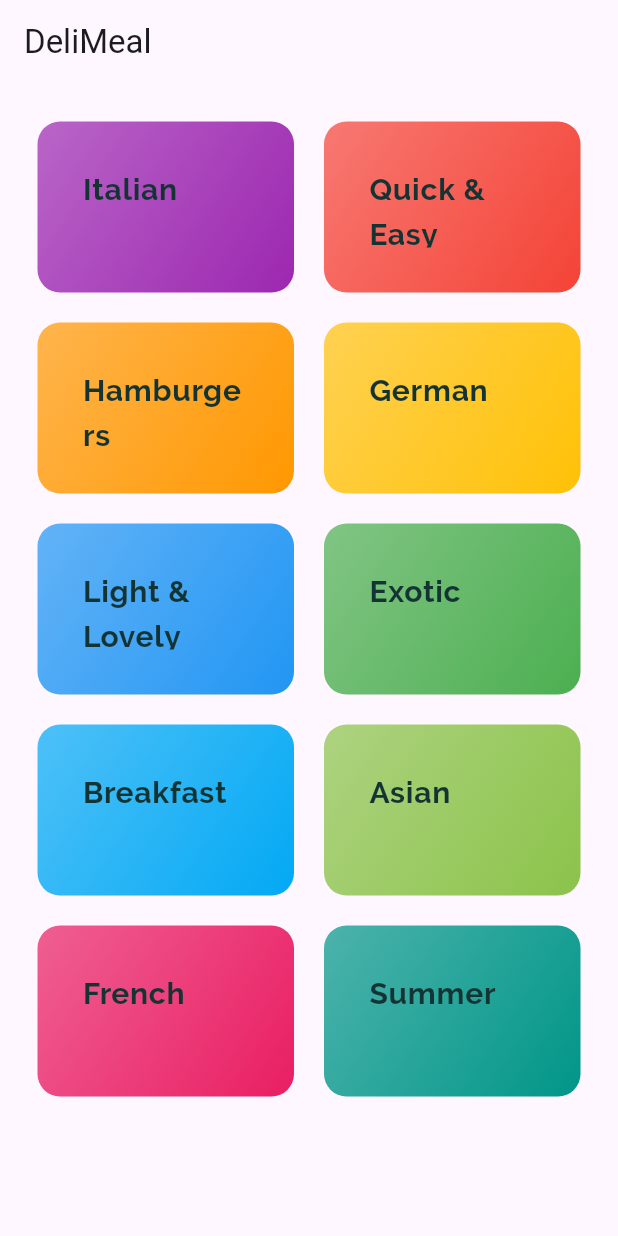
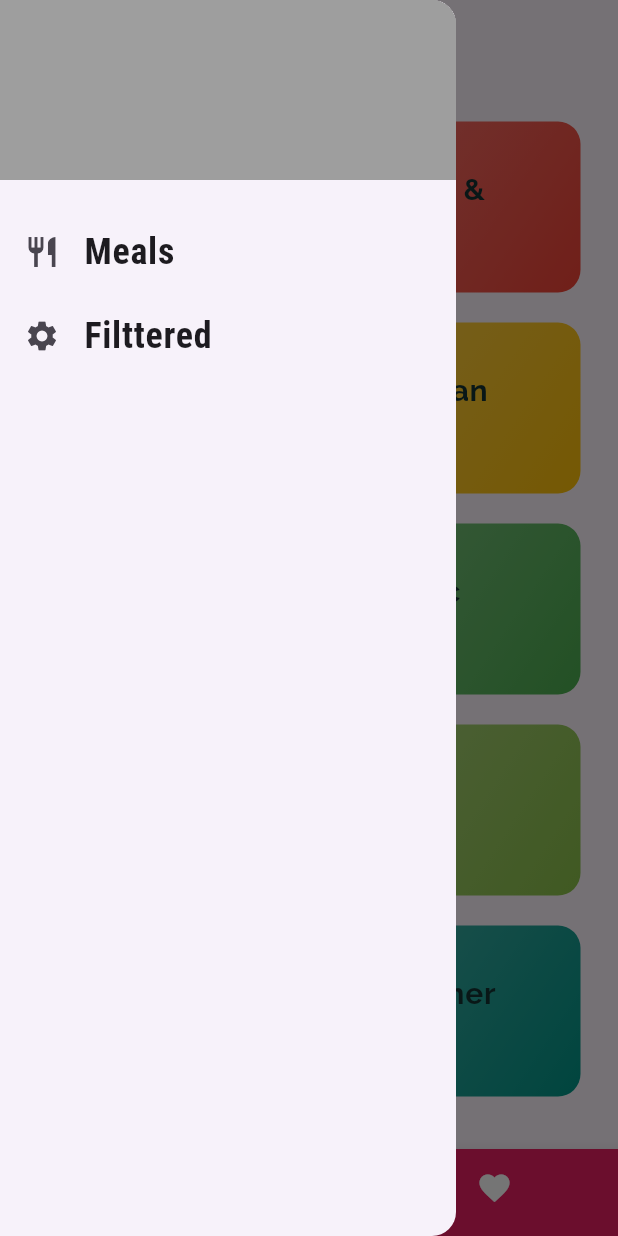
Before and after one commit to RihamGamalElaraby/MealsApp-FlutterApp, a Flutter app: the screen it shows after launch, with the side drawer open (before the commit the screen has no drawer), on a phone screen of 412 x 824 dp. Run offline on Flutter 3.47's test engine with Material 3 defaults, Android fonts, the phone set to English and light mode, and no system bars.

Commit message:
Finshed1

```diff
--- a/mealsapp/lib/main.dart
+++ b/mealsapp/lib/main.dart
@@ -1,15 +1,73 @@
 import 'package:flutter/material.dart';
+import 'package:mealsapp/dummy_data.dart';
+import 'package:mealsapp/models/meal.dart';
 import 'package:mealsapp/views/CategoryMealsScreen.dart';
-import 'package:mealsapp/views/HomeView.dart';
+import 'package:mealsapp/views/CatergoriesScreen.dart';
+import 'package:mealsapp/views/filtersScreen.dart';
+import 'package:mealsapp/views/mealDetailScreen.dart';
+import 'package:mealsapp/views/tabsScreen.dart';
 
 void main() {
   runApp(const MyApp());
 }
 
-class MyApp extends StatelessWidget {
+class MyApp extends StatefulWidget {
   const MyApp({super.key});
 
-  // This widget is the root of your application.
+  @override
+  State<MyApp> createState() => _MyAppState();
+}
+
+class _MyAppState extends State<MyApp> {
+  Map<String, bool> filters = {
+    'gluten': false,
+    'lactose': false,
+    'vegan': false,
+    'vegetartian': false,
+  };
+
+  void setFilters(Map<String, bool> filterdDATA) {
+    setState(() {
+      filters = filterdDATA;
+      currentMeals = DUMMY_MEALS.where((meal) {
+        if (filters['gluten'] == true && !meal.isGlutenFree) {
+          return false;
+        }
+        if (filters['lactose'] == true && !meal.isLactoseFree) {
+          return false;
+        }
+        if (filters['vegan'] == true && !meal.isVegan) {
+          return false;
+        }
+        if (filters['vegetartian'] == true && !meal.isVegetarian) {
+          return false;
+        }
+        return true;
+      }).toList();
+    });
+  }
+
+  void toggleFavourite(String mealId) {
+    final existingIndex =
+        favouriteMeals.indexWhere((meal) => meal.id == mealId);
+    if (existingIndex >= 0) {
+      setState(() {
+        favouriteMeals.removeAt(existingIndex);
+      });
+    } else {
+      setState(() {
+        favouriteMeals.add(DUMMY_MEALS.firstWhere((meal) => meal.id == mealId));
+      });
+    }
+  }
+
+  bool isMealFavorite(String id) {
+    return favouriteMeals.any((meal) => meal.id == id);
+  }
+
+  List<Meal> currentMeals = DUMMY_MEALS;
+  List<Meal> favouriteMeals = [];
+
   @override
   Widget build(BuildContext context) {
     return MaterialApp(
@@ -34,11 +92,25 @@ class MyApp extends StatelessWidget {
                     fontSize: 24,
                     color: Color.fromRGBO(20, 51, 51, 1)),
               )),
-      // home: (context) '/',
       initialRoute: '/',
       routes: {
-        '/': (context) => HomeView(),
-        CategoryMealsScreen.routeName: (context) => CategoryMealsScreen(),
+        '/': (context) => TabScreen(
+              favourite: favouriteMeals,
+            ),
+        CategoryMealsScreen.routeName: (context) => CategoryMealsScreen(
+              currentMEALS: currentMeals,
+            ),
+        MealDetailScreen.routeName: (context) =>
+            MealDetailScreen(toggleFavourite, isMealFavorite),
+        FiltersScreen.routeName: (context) => FiltersScreen(
+              saveFilters: setFilters,
+              filters: filters,
+            ),
+      },
+      onUnknownRoute: (settings) {
+        return MaterialPageRoute(
+          builder: (context) => CategoriesScreen(),
+        );
       },
     );
   }
--- /dev/null
+++ b/mealsapp/lib/views/tabsScreen.dart
@@ -0,0 +1,86 @@
+import 'package:flutter/material.dart';
+import 'package:mealsapp/models/meal.dart';
+import 'package:mealsapp/views/CatergoriesScreen.dart';
+import 'package:mealsapp/views/FavouritesScreen.dart';
+import 'package:mealsapp/widgets/main_drawer.dart';
+
+class TabScreen extends StatefulWidget {
+  TabScreen({super.key, required this.favourite});
+  final List<Meal> favourite;
+  @override
+  State<TabScreen> createState() => _TabScreenState();
+}
+
+class _TabScreenState extends State<TabScreen> {
+  late List<Map<dynamic, dynamic>> pages;
+
+  @override
+  void initState() {
+    pages = [
+      {'page': CategoriesScreen(), 'title': 'Categories'},
+      {
+        'page': FavouriteScreen(
+          Favourite: widget.favourite,
+        ),
+        'title': 'Favourite'
+      },
+    ];
+    super.initState();
+  }
+
+  int selectedPageIndex = 0;
+  void selectPage(int index) {
+    setState(() {
+      selectedPageIndex = index;
+    });
+  }
+
+  @override
+  Widget build(BuildContext context) {
+    return
+        // DefaultTabController(
+        //     length: 2,
+        //     child:
+        Scaffold(
+      appBar: AppBar(
+        title: Text(pages[selectedPageIndex]['title']),
+        // bottom: TabBar(tabs: [
+        //   Tab(
+        //     icon: Icon(Icons.category),
+        //     text: 'Categories',
+        //   ),
+        //   Tab(
+        //     icon: Icon(Icons.star),
+        //     text: 'Favourite',
+        //   ),
+        // ]),
+      ),
+      drawer: MainDrawer(),
+      body: pages[selectedPageIndex]['page'],
+      bottomNavigationBar: BottomNavigationBar(
+          onTap: selectPage,
+          currentIndex: selectedPageIndex,
+          unselectedItemColor: Colors.white,
+          selectedItemColor: Colors.grey,
+          backgroundColor: Theme.of(context).primaryColor,
+          type: BottomNavigationBarType.shifting,
+          items: [
+            BottomNavigationBarItem(
+              backgroundColor: Theme.of(context).primaryColor,
+              label: 'Category',
+              icon: Icon(Icons.category),
+            ),
+            BottomNavigationBarItem(
+              // backgroundColor: Theme.of(context).primaryColor,
+              label: 'Favourite',
+              icon: Icon(Icons.favorite),
+            )
+          ]),
+      // TabBarView(children: [
+      //   CategoriesScreen(),
+      //   FavouriteScreen(),
+      // ])
+    );
+    // );
+  }
+}
--- /dev/null
+++ b/mealsapp/lib/widgets/main_drawer.dart
@@ -0,0 +1,55 @@
+import 'package:flutter/material.dart';
+import 'package:mealsapp/views/filtersScreen.dart';
+
+class MainDrawer extends StatelessWidget {
+  const MainDrawer({super.key});
+  Widget buildListTile(
+      String title, IconData icon, void Function()? tapHandeler) {
+    return ListTile(
+      onTap: tapHandeler,
+      title: Text(
+        title,
+        style: TextStyle(
+          fontFamily: 'RobotoCondensed',
+          fontSize: 24,
+          fontWeight: FontWeight.bold,
+        ),
+      ),
+      leading: Icon(icon),
+    );
+  }
+
+  @override
+  Widget build(BuildContext context) {
+    return Drawer(
+      child: Column(
+        children: [
+          Container(
+            height: 120,
+            width: double.infinity,
+            padding: EdgeInsets.all(120),
+            // alignment: Alignment.centerLeft,
+            color: Colors.grey,
+            child: Text(
+              'Cooking Up !',
+              style: TextStyle(
+                fontWeight: FontWeight.w900,
+                fontSize: 30,
+                color: Colors.white,
+              ),
+            ),
+          ),
+          SizedBox(
+            height: 20,
+          ),
+          buildListTile('Meals', Icons.restaurant, () {
+            Navigator.pushReplacementNamed(context, '/');
+          }),
+          buildListTile('Filttered', Icons.settings, () {
+            Navigator.pushReplacementNamed(context, FiltersScreen.routeName);
+          }),
+        ],
+      ),
+    );
+  }
+}
```
Also changed, not shown: mealsapp/lib/views/CategoryMealsScreen.dart (+60 -18 lines), mealsapp/lib/views/FavouritesScreen.dart (added, +28 -0 lines), mealsapp/lib/views/filtersScreen.dart (added, +128 -0 lines), mealsapp/lib/views/mealDetailScreen.dart (added, +118 -0 lines), mealsapp/lib/widgets/mealItem.dart (added, +163 -0 lines).
